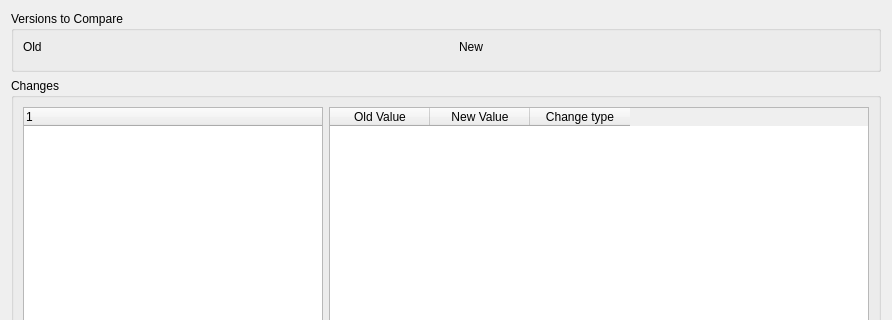
Old version of the form geogig/ui/diffviewerdialog.ui in the repository boundlessgeo/qgis-geogiglight-plugin; both pictures show x 0 to 892 and y 0 to 320 of the 892 by 511 pixel window.
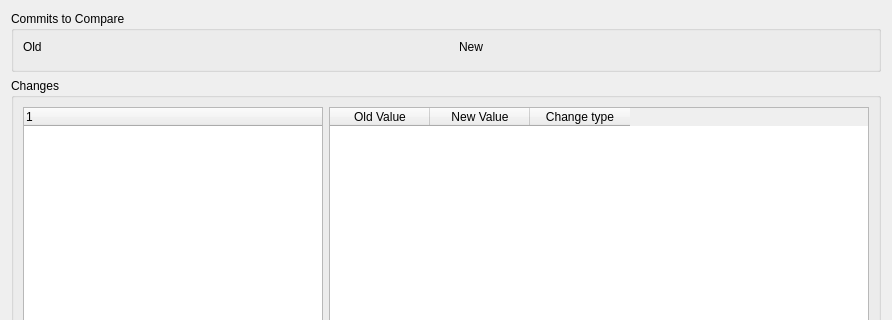
New version of the form.

Commit message: adjust text in comparison dialog

Diff of the .ui file:
```diff
--- a/geogig/ui/diffviewerdialog.ui
+++ b/geogig/ui/diffviewerdialog.ui
@@ -35,7 +35,7 @@
       </size>
      </property>
      <property name="title">
-      <string>Versions to Compare</string>
+      <string>Commits to Compare</string>
      </property>
      <layout class="QHBoxLayout" name="horizontalLayout">
       <item>
```
